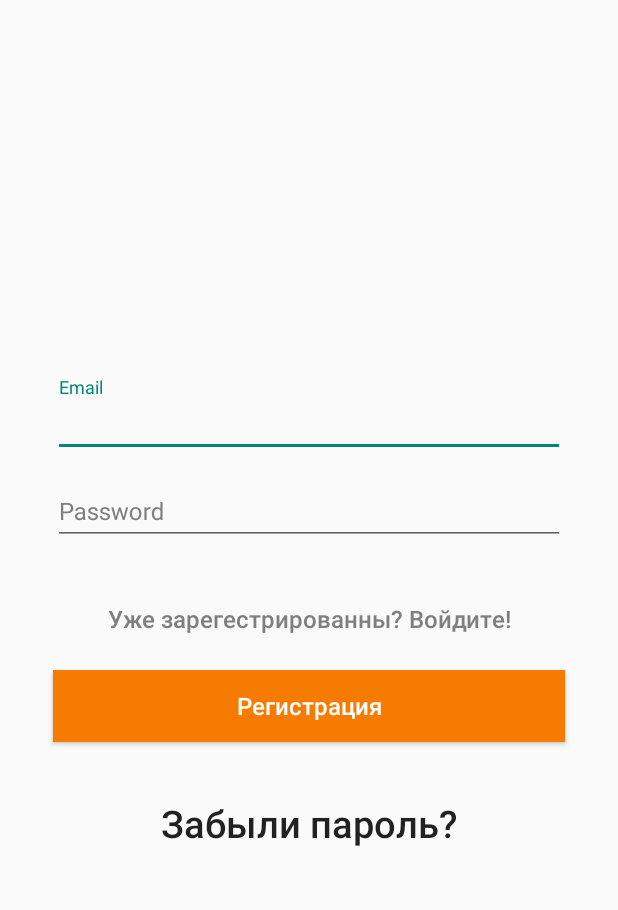
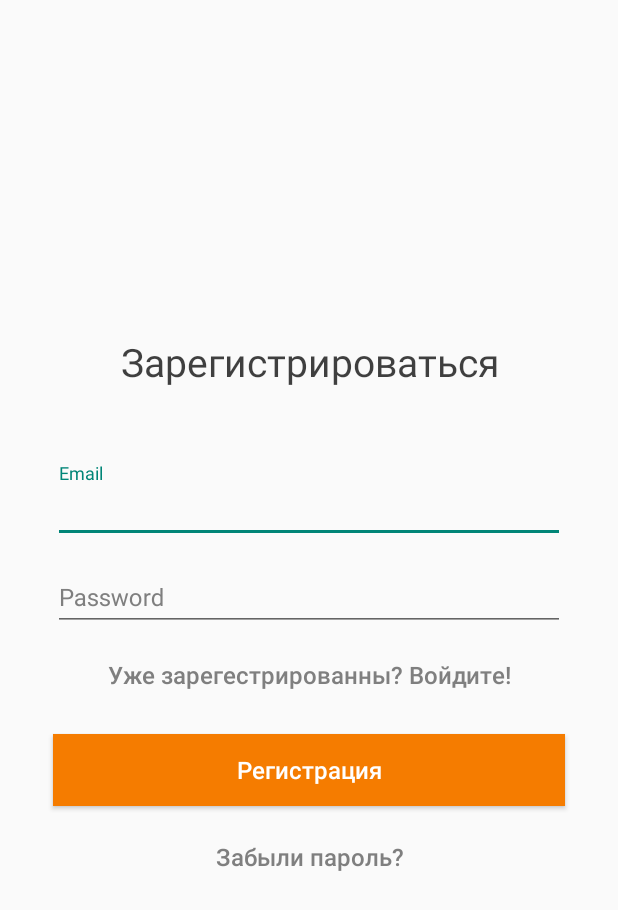
Before and after one commit to IssildurIl/HackAtOn, an Android app: the SignUpActivity screen opened directly, with no data from a screen before it, on a phone screen of 412 x 824 dp. Shown: the top 910 px of the screen. Run offline under Robolectric (Android 15) with nearby library versions, the light colour scheme and no system bars; our stand-ins replace Firebase (no records; nobody signed in at launch, a user with empty details on screens opened directly).

Commit message:
NewDesign

```diff
--- a/app/src/main/res/layout/signup_activity.xml
+++ b/app/src/main/res/layout/signup_activity.xml
@@ -8,6 +8,17 @@
     android:orientation="vertical"
     android:padding="20dp"
     tools:context=".SignUpActivity">
+
+    <TextView
+        android:id="@+id/textView3"
+        android:layout_width="match_parent"
+        android:layout_height="wrap_content"
+        android:text="Зарегистрироваться"
+        android:textAlignment="center"
+        android:textAllCaps="false"
+        android:layout_marginBottom="50dp"
+        android:textAppearance="@style/BigText" />
+
     <com.google.android.material.textfield.TextInputLayout
         style="@style/OrangeTextInputEditText"
         android:layout_width="match_parent"
@@ -41,8 +52,6 @@
         android:id="@+id/sign_in_btn"
         android:layout_width="match_parent"
         android:layout_height="wrap_content"
-        android:layout_marginTop="20dp"
-        android:background="@android:color/transparent"
         android:text="Уже зарегестрированны? Войдите!"
         android:textAllCaps="false"
         android:textSize="16sp" />
@@ -55,19 +64,22 @@
         android:text="Регистрация"
         android:textAllCaps="false"
         android:textSize="16sp" />
+
     <Button
         android:id="@+id/btn_res_pas"
         android:layout_width="match_parent"
         android:layout_height="wrap_content"
-        android:layout_marginTop="20dp"
-        android:background="@android:color/transparent"
+        style="@style/InvisibleText"
         android:text="Забыли пароль?"
         android:textAllCaps="false"
-        android:textSize="25sp" />
+        android:textSize="16sp" />
+
     <ProgressBar
         android:id="@+id/progressBar"
         style="?android:attr/progressBarStyle"
         android:layout_width="match_parent"
-        android:layout_height="wrap_content" />
+        android:layout_height="wrap_content"
+        android:theme="@style/Prbar"
+        />
 
 </LinearLayout>
--- a/app/src/main/res/values/colors.xml
+++ b/app/src/main/res/values/colors.xml
@@ -9,5 +9,6 @@
     <color name="colorGray">#D5D5D5D5</color>
     <color name="colorDarkGray">#D5676767</color>
     <color name="colorWhite">#FFFFFFFF</color>
+    <color name="colorBlack">#BF000000</color>
 
 </resources>
--- a/app/src/main/res/values/styles.xml
+++ b/app/src/main/res/values/styles.xml
@@ -33,6 +33,7 @@
         <item name="android:layout_marginRight">15dp</item>
         <item name="android:layout_marginBottom">10dp</item>
         <item name="android:textAllCaps">false</item>
+        <item name="android:textSize">16sp</item>
         <!--        <item name="android:textSize">20dp</item>-->
     </style>
 
@@ -44,9 +45,26 @@
         <item name="android:layout_marginRight">15dp</item>
         <item name="android:layout_marginBottom">5dp</item>
         <item name="android:backgroundTint">@color/colorOrange</item>
+        <item name="android:textSize">16sp</item>
     </style>
 
     <style name="InvisibleText" style="@style/TextAppearance.AppCompat">
         <item name="android:textColor">@color/colorDarkGray</item>
+        <item name="android:background">@android:color/transparent</item>
+        <item name="android:layout_marginLeft">15dp</item>
+        <item name="android:layout_marginRight">15dp</item>
+        <item name="android:layout_marginBottom">5dp</item>
+        <item name="android:textSize">16sp</item>
     </style>
+
+    <style name="Prbar">
+        <item name="colorAccent">@color/colorOrange</item> <!-- Whatever color you want-->
+    </style>
+
+    <style name="BigText" style="@style/TextAppearance.AppCompat">
+        <item name="android:textColor">@color/colorBlack</item>
+        <item name="android:background">@android:color/transparent</item>
+        <item name="android:textSize">26sp</item>
+    </style>
+
 </resources>
```
